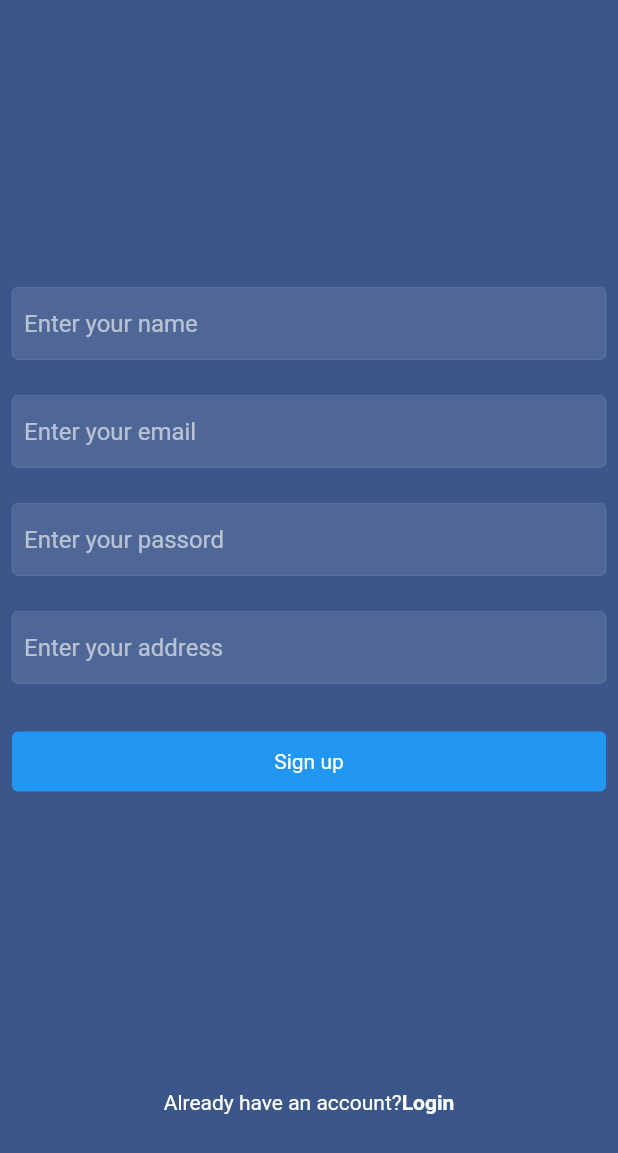
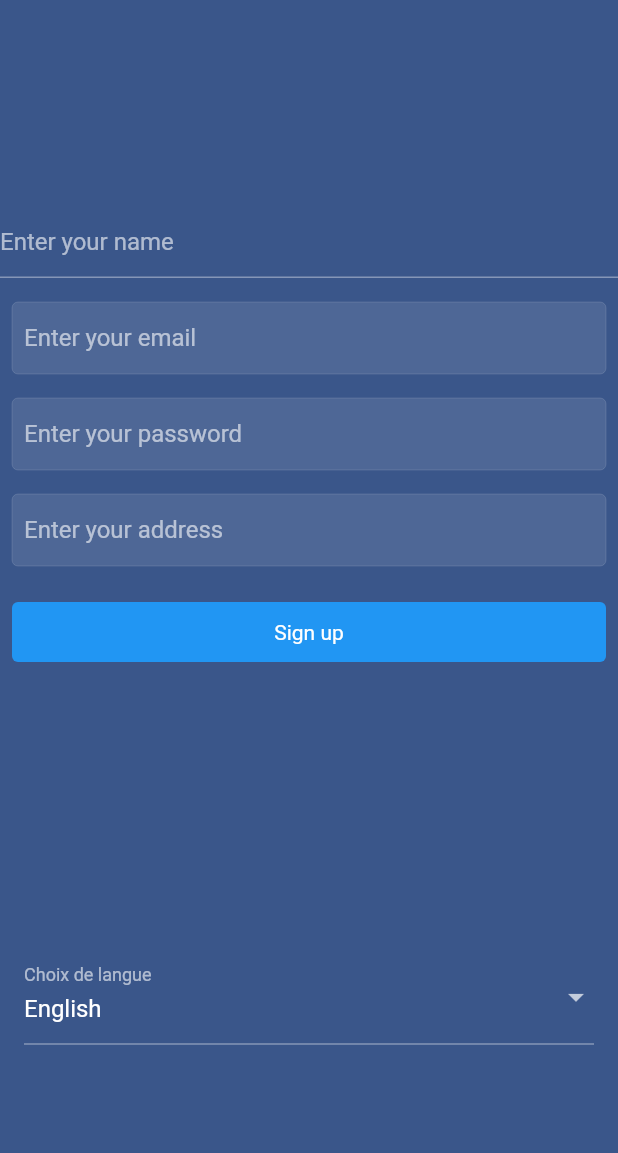
Before and after one commit to BouhaMaaye/Hemi, a Flutter app: the screen it shows after launch, on a phone screen of 412 x 824 dp. Shown: the top 1153 px of the screen. Run offline on Flutter 3.47's test engine with Material 2 defaults, Android fonts, the phone set to English and light mode, and no system bars; our stand-ins replace cloud_firestore, firebase_auth, firebase_core, firebase_storage, flutter_riverpod, image_picker; accounts and stored records are empty.

Commit message:
ajout traduction sur page inscription

```diff
--- /dev/null
+++ b/hemi/assets/traduction/ar.json
@@ -0,0 +1,16 @@
+{
+    "Choose_language":"chois de langue",
+
+    "name": "ادخل اسمك",
+    "Enter_your_email": "أدخل بريدك الإلكتروني",
+    "Enter_your_password": "دخل كلمة المرور الخاصة بك",
+    "Enter_your_address": "أدخل عنوانك",
+    "Sign_up": "اشترك",
+    "Already_have_an_account?": "هل لديك حساب بالفعل؟",
+    "Login": "تسجيل الدخول",
+
+
+
+    "Forgot_Password?": "هل نسيت كلمة المرور؟",
+    "Dont_have_an_account?": "لا تمتلك حسابًا؟"
+}
--- /dev/null
+++ b/hemi/assets/traduction/en.json
@@ -0,0 +1,15 @@
+{
+	"Choose_language":"chois de langue",
+	"name": "Enter your name",
+	"Enter_your_email": "Enter your email",
+	"Enter_your_password": "Enter your password",
+	"Enter_your_address": "Enter your address",
+	"Sign_up": "Sign up",
+	"Already_have_an_account?": "Already have an account?",
+	"Login": "Login",
+
+
+
+	"Forgot_Password?": "Forgot Password?",
+	"Don't_have_an_account?": "Don't have an account?"
+}
--- /dev/null
+++ b/hemi/assets/traduction/fr.json
@@ -0,0 +1,15 @@
+{
+	"Choose_language":"chois de langue",
+	"name": "Saisissez votre nom.",
+	"Enter_your_email": "Saisissez votre adresse email",
+	"Enter_your_password": "Saisissez votre mot de passe",
+	"Enter_your_address": "Saisissez votre address",
+	"Sign_up": "Inscrivez vous",
+	"Already_have_an_account?": "Avez-vous déjà un compte ?",
+	"Login": "Connectez-vous.",
+
+
+
+	"Forgot_Password?": "Mot de passe oublié ?",
+	"Dont_have_an_account?": "Vous n'avez pas de compte ?"
+}
--- a/hemi/lib/signup_login/login_screen.dart
+++ b/hemi/lib/signup_login/login_screen.dart
@@ -99,7 +99,7 @@ class _LoginScreenState extends State<LoginScreen> {
                       ),
                       color: Colors.blue,
                     ),
-                    child: const Text("Log in"),
+                    child: const Text("Login"),
                   ),
                 ),
               ),
@@ -109,7 +109,7 @@ class _LoginScreenState extends State<LoginScreen> {
                   GestureDetector(
                     onTap: resetPassword,
                     child: const Text(
-                      "Forgot Password?",
+                      "Forgot_Password?",
                       style: TextStyle(fontWeight: FontWeight.bold),
                     ),
                   ),
@@ -131,7 +131,7 @@ class _LoginScreenState extends State<LoginScreen> {
                       );
                     },
                     child: const Text(
-                      "SignUp",
+                      "Sign up",
                       style: TextStyle(fontWeight: FontWeight.bold),
                     ),
                   ),
--- a/hemi/lib/signup_login/signup_screen.dart
+++ b/hemi/lib/signup_login/signup_screen.dart
@@ -5,9 +5,11 @@ import 'package:hemi/signup_login/text_field_input.dart';
 import 'auth_method.dart';
 import 'home_screen.dart';
 import 'login_screen.dart';
+import 'dart:convert';
+import 'package:flutter/services.dart';
 
 class SignupScreen extends StatefulWidget {
-  const SignupScreen({super.key});
+  const SignupScreen({Key? key}) : super(key: key);
 
   @override
   State<SignupScreen> createState() => _SignupScreenState();
@@ -19,6 +21,33 @@ class _SignupScreenState extends State<SignupScreen> {
   final TextEditingController passwordController = TextEditingController();
   final TextEditingController addressController = TextEditingController();
   bool isLoading = false;
+  Map<String, dynamic> translations = {};
+
+  List<String> languages = ['English', 'Français', 'عربي'];
+  String selectedLanguage = 'English';
+
+  @override
+  void initState() {
+    super.initState();
+    loadTranslations();
+  }
+
+  Future<void> loadTranslations() async {
+    String jsonFile = '';
+
+    // Charger le fichier JSON correspondant en fonction de la langue sélectionnée
+    if (selectedLanguage == 'English') {
+      jsonFile = 'assets/traduction/en.json';
+    } else if (selectedLanguage == 'Français') {
+      jsonFile = 'assets/traduction/fr.json';
+    } else if (selectedLanguage == 'عربي') {
+      jsonFile = 'assets/traduction/ar.json';
+    }
+
+    String jsonString = await rootBundle.loadString(jsonFile);
+    translations = json.decode(jsonString);
+    setState(() {}); // Rebuild the UI with the loaded translations
+  }
 
   @override
   void dispose() {
@@ -30,74 +59,82 @@ class _SignupScreenState extends State<SignupScreen> {
   }
 
   void signupUser() async {
-    // set is loading to true.
     setState(() {
       isLoading = true;
     });
-    // signup user using our authmethod
+
+    // Signup user using our auth method
     String res = await AuthMethod().signupUser(
       email: emailController.text,
       password: passwordController.text,
       address: addressController.text,
       name: nameController.text,
     );
-    // if string return is success, user has been creaded and navigate to next screen other witse show error.
+
     if (res == "success") {
       setState(() {
         isLoading = false;
       });
-      //navigate to the next screen
       Navigator.of(context).pushReplacement(
-          MaterialPageRoute(builder: (context) => const HomeScreen()));
+        MaterialPageRoute(builder: (context) => const HomeScreen()),
+      );
     } else {
       setState(() {
         isLoading = false;
       });
-      // show error
       showSnackBar(context, res);
     }
   }
 
   @override
   Widget build(BuildContext context) {
+    if (translations.isEmpty) {
+      // Afficher un indicateur de chargement ou une vue vide en attendant le chargement des traductions
+      return CircularProgressIndicator();
+    }
+
     double height = MediaQuery.of(context).size.height;
     return Scaffold(
       resizeToAvoidBottomInset: false,
       body: SafeArea(
+        child: SingleChildScrollView(
           child: SizedBox(
             child: Column(
               crossAxisAlignment: CrossAxisAlignment.center,
               children: [
-            SizedBox(height: height / 4.3),
-            TextFieldInput(
-                textEditingController: nameController,
-                hintText: 'Enter your name',
-                textInputType: TextInputType.text),
+                SizedBox(height: height / 6),
+                TextFormField(
+                  decoration: InputDecoration(
+                    hintText: translations["name"] ?? '',
+                  ),
+                ),
                 const SizedBox(
-              height: 24,
+                  height: 16,
                 ),
                 TextFieldInput(
                   textEditingController: emailController,
-                hintText: 'Enter your email',
-                textInputType: TextInputType.text),
+                  hintText: translations["Enter_your_email"],
+                  textInputType: TextInputType.text,
+                ),
                 const SizedBox(
-              height: 24,
+                  height: 16,
                 ),
                 TextFieldInput(
                   textEditingController: passwordController,
-              hintText: 'Enter your passord',
+                  hintText: translations["Enter_your_password"],
                   textInputType: TextInputType.text,
                   isPass: true,
                 ),
                 const SizedBox(
-              height: 24,
+                  height: 16,
                 ),
                 TextFieldInput(
                   textEditingController: addressController,
-                hintText: 'Enter your address',
-                textInputType: TextInputType.text),
+                  hintText: translations["Enter_your_address"],
+                  textInputType: TextInputType.text,
+                ),
                 const SizedBox(
-              height: 24,
+                  height: 16,
                 ),
                 InkWell(
                   onTap: signupUser,
@@ -108,37 +145,44 @@ class _SignupScreenState extends State<SignupScreen> {
                       padding: const EdgeInsets.symmetric(vertical: 12),
                       decoration: const ShapeDecoration(
                         shape: RoundedRectangleBorder(
-                          borderRadius: BorderRadius.all(Radius.circular(4))),
-                      color: Colors.blue),
-                  child: const Text("Sign up"),
+                          borderRadius: BorderRadius.all(Radius.circular(4)),
+                        ),
+                        color: Colors.blue,
+                      ),
+                      child: Text(translations["Sign_up"]),
                     ),
                   ),
                 ),
                 SizedBox(
-              height: height / 4.3,
+                  height: height / 4.5,
                 ),
-            Row(
-              mainAxisAlignment: MainAxisAlignment.center,
-              children: [
-                const Text("Already have an account?"),
-                GestureDetector(
-                  onTap: () {
-                    Navigator.of(context).push(
-                      MaterialPageRoute(
-                        builder: (context) => const LoginScreen(),
+                Container(
+                  padding: const EdgeInsets.symmetric(horizontal: 16),
+                  child: DropdownButtonFormField<String>(
+                    decoration: InputDecoration(
+                      labelText: 'Choix de langue',
                     ),
+                    value: selectedLanguage,
+                    onChanged: (String? newValue) {
+                      setState(() {
+                        selectedLanguage = newValue!;
+                        loadTranslations();
+                      });
+                    },
+                    items:
+                        languages.map<DropdownMenuItem<String>>((String value) {
+                      return DropdownMenuItem<String>(
+                        value: value,
+                        child: Text(value),
                       );
-                  },
-                  child: const Text(
-                    "Login",
-                    style: TextStyle(fontWeight: FontWeight.bold),
+                    }).toList(),
                   ),
-                )
-              ],
-            )
+                ),
               ],
             ),
-      )),
+          ),
+        ),
+      ),
     );
   }
 }
--- a/hemi/pubspec.yaml
+++ b/hemi/pubspec.yaml
@@ -71,6 +71,9 @@ flutter:
   assets:
     - assets/images/
     - assets/images/default_profile.png
+    - assets/traduction/ar.json
+    - assets/traduction/en.json
+    - assets/traduction/fr.json
   #   - images/a_dot_ham.jpeg
 
   # An image asset can refer to one or more resolution-specific "variants", see
```
Lines whose indentation alone changed are shown as unchanged.
